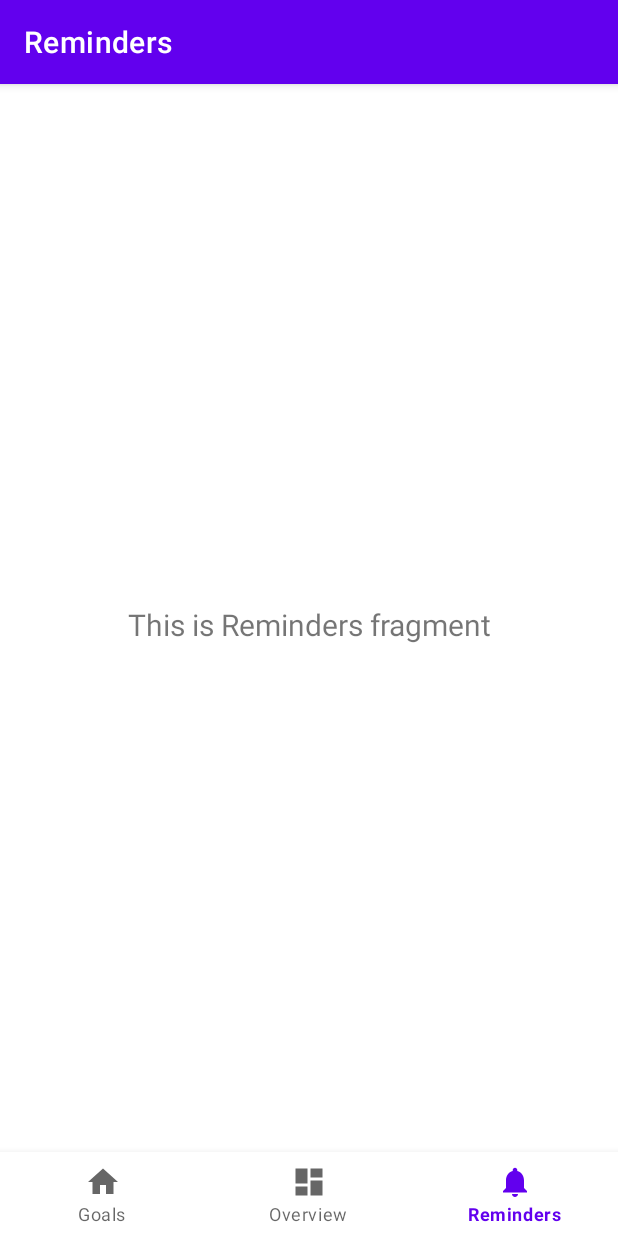
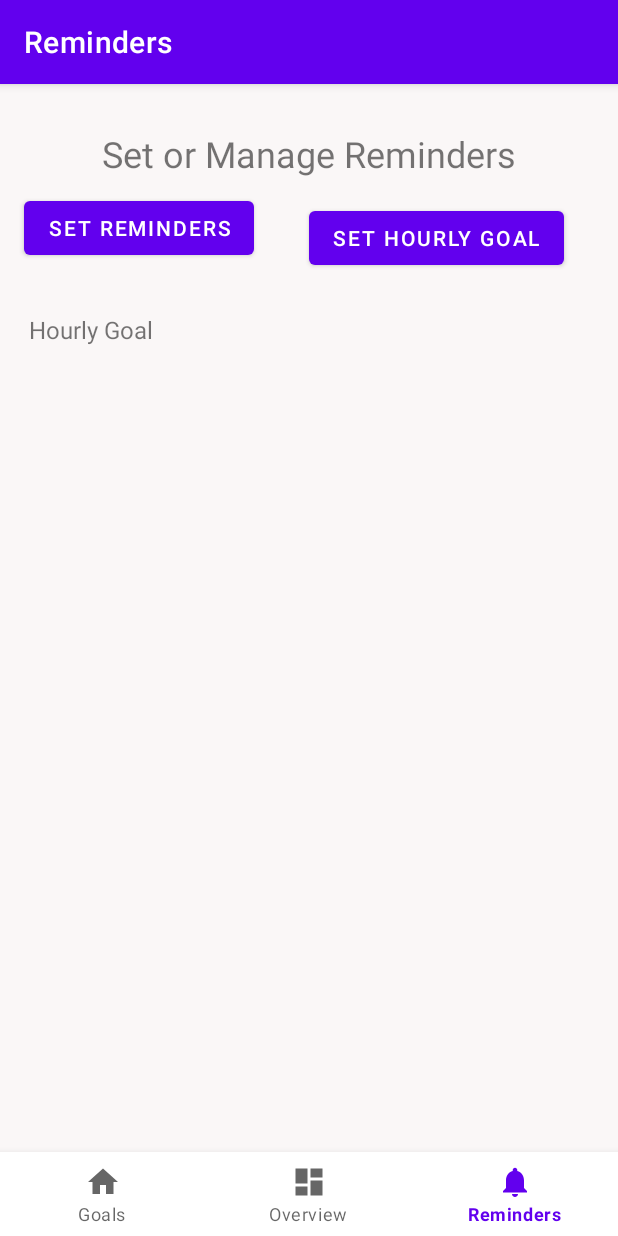
Before and after one commit to Vintouka/Calorie-Counter, an Android app: the RemindersFragment screen opened through its navigation route, on a phone screen of 412 x 824 dp. Run offline under Robolectric (Android 15) with nearby library versions, the phone set to English and light mode, and no system bars; our stand-ins replace navigation-ui.

Commit message:
reminders and overview

```diff
--- a/app/src/main/java/com/example/caloriecounter/ui/Reminders/RemindersFragment.java
+++ b/app/src/main/java/com/example/caloriecounter/ui/Reminders/RemindersFragment.java
@@ -14,7 +14,9 @@ import com.example.caloriecounter.databinding.FragmentRemindersBinding;
 
 public class RemindersFragment extends Fragment {
 
+
     private FragmentRemindersBinding binding;
+
 
     public View onCreateView(@NonNull LayoutInflater inflater,
                              ViewGroup container, Bundle savedInstanceState) {
--- a/app/src/main/java/com/example/caloriecounter/ui/Reminders/RemindersViewModel.java
+++ b/app/src/main/java/com/example/caloriecounter/ui/Reminders/RemindersViewModel.java
@@ -10,7 +10,7 @@ public class RemindersViewModel extends ViewModel {
 
     public RemindersViewModel() {
         mText = new MutableLiveData<>();
-        mText.setValue("This is Reminders fragment");
+        mText.setValue("Set or Manage Reminders");
     }
 
     public LiveData<String> getText() {
--- a/app/src/main/res/layout/fragment_overview.xml
+++ b/app/src/main/res/layout/fragment_overview.xml
@@ -73,13 +73,15 @@
             android:id="@+id/rvEntries"
             android:layout_width="0dp"
             android:layout_height="0dp"
-            android:layout_marginTop="12dp"
+            android:layout_marginTop="30dp"
             android:clipToPadding="false"
             android:paddingBottom="72dp"
             app:layout_constraintBottom_toTopOf="@+id/fabAddEntry"
             app:layout_constraintEnd_toEndOf="parent"
+            app:layout_constraintHorizontal_bias="1.0"
             app:layout_constraintStart_toStartOf="parent"
-            app:layout_constraintTop_toBottomOf="@id/tvTotalCalories" />
+            app:layout_constraintTop_toBottomOf="@id/tvTotalCalories"
+            app:layout_constraintVertical_bias="1.0" />
 
         <com.google.android.material.floatingactionbutton.FloatingActionButton
             android:id="@+id/fabAddEntry"
@@ -92,6 +94,18 @@
             app:layout_constraintEnd_toEndOf="parent"
             app:tint="@android:color/white" />
 
+        <ProgressBar
+            android:id="@+id/progressBar2"
+            style="?android:attr/progressBarStyleHorizontal"
+            android:layout_width="0dp"
+            android:layout_height="0dp"
+            android:scaleY="4"
+            app:layout_constraintBottom_toTopOf="@+id/rvEntries"
+            app:layout_constraintEnd_toEndOf="parent"
+            app:layout_constraintHorizontal_bias="0.0"
+            app:layout_constraintStart_toStartOf="parent"
+            app:layout_constraintTop_toBottomOf="@+id/tvTotalCalories" />
+
     </androidx.constraintlayout.widget.ConstraintLayout>
 
 </FrameLayout>
--- a/app/src/main/res/layout/fragment_reminders.xml
+++ b/app/src/main/res/layout/fragment_reminders.xml
@@ -4,6 +4,8 @@
     xmlns:tools="http://schemas.android.com/tools"
     android:layout_width="match_parent"
     android:layout_height="match_parent"
+    android:background="#FAF5F5"
+    android:backgroundTint="#FAF7F7"
     tools:context=".ui.Reminders.RemindersFragment">
 
     <TextView
@@ -13,10 +15,67 @@
         android:layout_marginStart="8dp"
         android:layout_marginTop="8dp"
         android:layout_marginEnd="8dp"
+        android:text="@string/Set_or_Manage_Reminders"
         android:textAlignment="center"
-        android:textSize="20sp"
+        android:textSize="24sp"
         app:layout_constraintBottom_toBottomOf="parent"
         app:layout_constraintEnd_toEndOf="parent"
+        app:layout_constraintHorizontal_bias="0.0"
+        app:layout_constraintStart_toStartOf="parent"
+        app:layout_constraintTop_toTopOf="parent"
+        app:layout_constraintVertical_bias="0.033" />
+
+    <Button
+        android:id="@+id/button2"
+        android:layout_width="wrap_content"
+        android:layout_height="wrap_content"
+        android:layout_marginStart="16dp"
+        android:layout_marginTop="72dp"
+        android:text="@string/set_reminders"
         app:layout_constraintStart_toStartOf="parent"
         app:layout_constraintTop_toTopOf="parent" />
+
+    <Button
+        android:id="@+id/button"
+        android:layout_width="wrap_content"
+        android:layout_height="wrap_content"
+        android:layout_marginTop="16dp"
+        android:text="@string/Set_hourly_goal"
+        app:layout_constraintEnd_toEndOf="parent"
+        app:layout_constraintStart_toEndOf="@+id/button2"
+        app:layout_constraintTop_toBottomOf="@+id/text_notifications" />
+
+    <LinearLayout
+        android:id="@+id/linearLayout"
+        android:layout_width="345dp"
+        android:layout_height="110dp"
+        android:orientation="vertical"
+        app:layout_constraintBottom_toBottomOf="parent"
+        app:layout_constraintEnd_toEndOf="parent"
+        app:layout_constraintHorizontal_bias="0.285"
+        app:layout_constraintStart_toStartOf="parent"
+        app:layout_constraintTop_toTopOf="parent"
+        app:layout_constraintVertical_bias="0.254">
+
+        <TextView
+            android:id="@+id/textView3"
+            android:layout_width="match_parent"
+            android:layout_height="wrap_content"
+            android:backgroundTint="#F0E6E6"
+            android:text="@string/Hourly_Goal"
+            android:textSize="16sp" />
+
+    </LinearLayout>
+
+    <LinearLayout
+        android:layout_width="345dp"
+        android:layout_height="352dp"
+        android:orientation="vertical"
+        app:layout_constraintBottom_toBottomOf="parent"
+        app:layout_constraintEnd_toEndOf="parent"
+        app:layout_constraintHorizontal_bias="0.287"
+        app:layout_constraintStart_toStartOf="parent"
+        app:layout_constraintTop_toBottomOf="@+id/linearLayout"
+        app:layout_constraintVertical_bias="0.449"></LinearLayout>
+
 </androidx.constraintlayout.widget.ConstraintLayout>
--- a/app/src/main/res/values/strings.xml
+++ b/app/src/main/res/values/strings.xml
@@ -36,4 +36,8 @@
     <string name="delete_entry_title">Delete entry</string>
     <string name="delete_entry_message">Are you sure you want to delete this entry?</string>
     <string name="delete_entry_confirm">Delete</string>
+    <string name="set_reminders">set reminders</string>
+    <string name="Set_hourly_goal">Set Hourly Goal</string>
+    <string name="Set_or_Manage_Reminders">Set or Manage Reminders</string>
+    <string name="Hourly_Goal">Hourly Goal</string>
 </resources>
```
